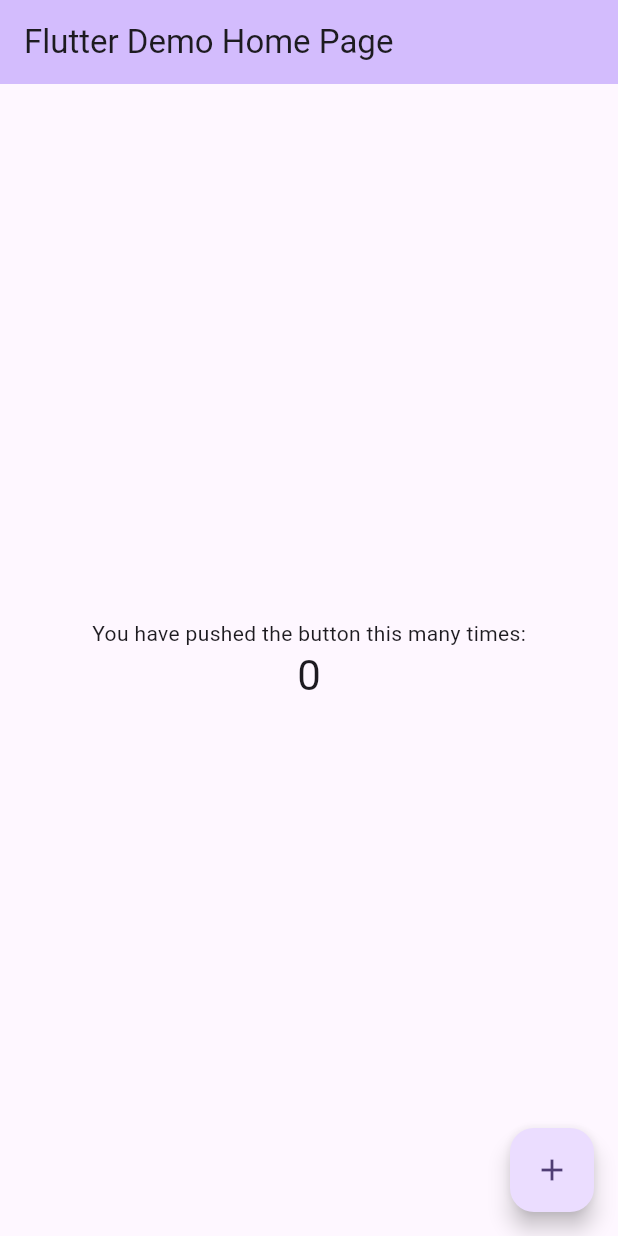
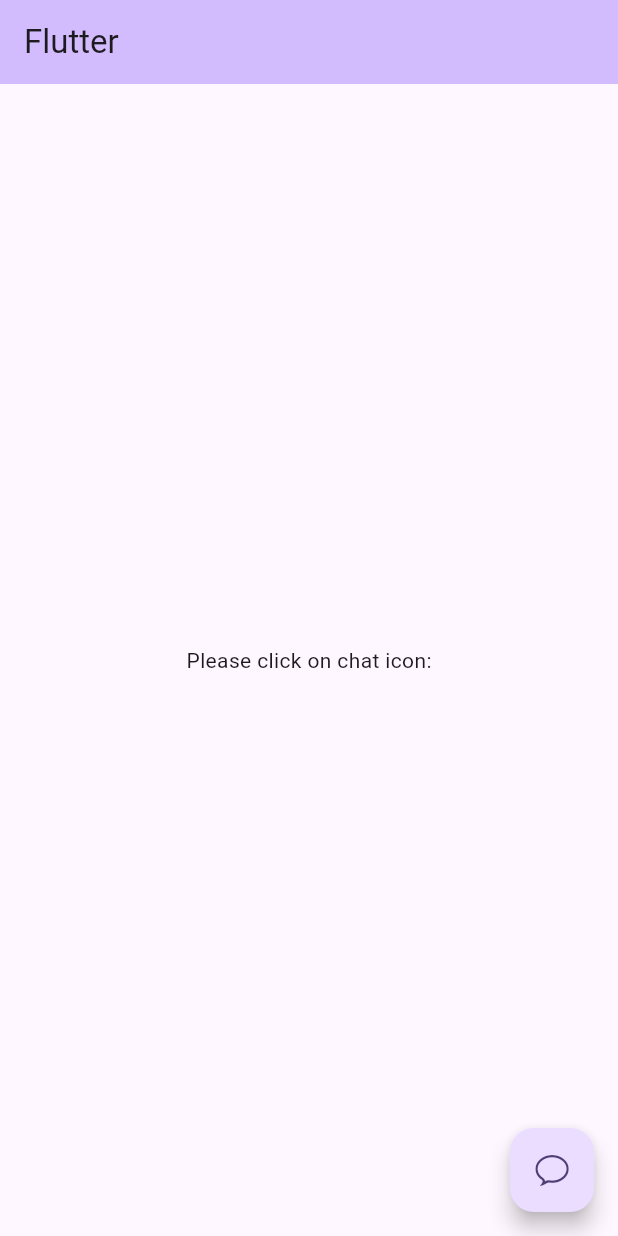
Before and after one commit to AnsarAli412/flutter_chatGPT, a Flutter app: the screen it shows after launch, on a phone screen of 412 x 824 dp. Run offline on Flutter 3.47's test engine with Material 2 defaults, Android fonts, the phone set to English and light mode, and no system bars; missing offline and left inert: kommunicate_flutter.

Commit message:
chat bot implemented

```diff
--- a/lib/main.dart
+++ b/lib/main.dart
@@ -1,4 +1,6 @@
+import 'package:flutter/cupertino.dart';
 import 'package:flutter/material.dart';
+import 'package:kommunicate_flutter/kommunicate_flutter.dart';
 
 void main() {
   runApp(const MyApp());
@@ -11,7 +13,7 @@ class MyApp extends StatelessWidget {
   @override
   Widget build(BuildContext context) {
     return MaterialApp(
-      title: 'Flutter Demo',
+      title: 'Flutter ChatGPT',
       theme: ThemeData(
         // This is the theme of your application.
         //
@@ -31,7 +33,7 @@ class MyApp extends StatelessWidget {
         colorScheme: ColorScheme.fromSeed(seedColor: Colors.deepPurple),
         useMaterial3: true,
       ),
-      home: const MyHomePage(title: 'Flutter Demo Home Page'),
+      home: const MyHomePage(title: 'Flutter'),
     );
   }
 }
@@ -55,70 +57,45 @@ class MyHomePage extends StatefulWidget {
 }
 
 class _MyHomePageState extends State<MyHomePage> {
-  int _counter = 0;
 
-  void _incrementCounter() {
-    setState(() {
-      // This call to setState tells the Flutter framework that something has
-      // changed in this State, which causes it to rerun the build method below
-      // so that the display can reflect the updated values. If we changed
-      // _counter without calling setState(), then the build method would not be
-      // called again, and so nothing would appear to happen.
-      _counter++;
-    });
+  @override
+  void initState() {
+    super.initState();
+  }
+
+  startConversation()async{
+    try {
+      dynamic conversationObject = {
+        'appId': '3c71382300d529f1c9603448c7adb8efd'
+      };
+      var result = await KommunicateFlutterPlugin.buildConversation(conversationObject);
+      print("Conversation builder success : " + result.toString());
+    } on Exception catch (e) {
+      print("Conversation builder error occurred : " + e.toString());
+    }
   }
 
   @override
   Widget build(BuildContext context) {
-    // This method is rerun every time setState is called, for instance as done
-    // by the _incrementCounter method above.
-    //
-    // The Flutter framework has been optimized to make rerunning build methods
-    // fast, so that you can just rebuild anything that needs updating rather
-    // than having to individually change instances of widgets.
     return Scaffold(
       appBar: AppBar(
-        // TRY THIS: Try changing the color here to a specific color (to
-        // Colors.amber, perhaps?) and trigger a hot reload to see the AppBar
-        // change color while the other colors stay the same.
         backgroundColor: Theme.of(context).colorScheme.inversePrimary,
-        // Here we take the value from the MyHomePage object that was created by
-        // the App.build method, and use it to set our appbar title.
         title: Text(widget.title),
       ),
-      body: Center(
-        // Center is a layout widget. It takes a single child and positions it
-        // in the middle of the parent.
+      body: const Center(
         child: Column(
-          // Column is also a layout widget. It takes a list of children and
-          // arranges them vertically. By default, it sizes itself to fit its
-          // children horizontally, and tries to be as tall as its parent.
-          //
-          // Column has various properties to control how it sizes itself and
-          // how it positions its children. Here we use mainAxisAlignment to
-          // center the children vertically; the main axis here is the vertical
-          // axis because Columns are vertical (the cross axis would be
-          // horizontal).
-          //
-          // TRY THIS: Invoke "debug painting" (choose the "Toggle Debug Paint"
-          // action in the IDE, or press "p" in the console), to see the
-          // wireframe for each widget.
           mainAxisAlignment: MainAxisAlignment.center,
           children: <Widget>[
-            const Text(
-              'You have pushed the button this many times:',
-            ),
             Text(
-              '$_counter',
-              style: Theme.of(context).textTheme.headlineMedium,
+              'Please click on chat icon:',
             ),
           ],
         ),
       ),
       floatingActionButton: FloatingActionButton(
-        onPressed: _incrementCounter,
-        tooltip: 'Increment',
-        child: const Icon(Icons.add),
+        onPressed: startConversation,
+        tooltip: 'Chat Bot',
+        child: const Icon(CupertinoIcons.chat_bubble),
       ), // This trailing comma makes auto-formatting nicer for build methods.
     );
   }
--- a/pubspec.yaml
+++ b/pubspec.yaml
@@ -35,6 +35,7 @@ dependencies:
   # The following adds the Cupertino Icons font to your application.
   # Use with the CupertinoIcons class for iOS style icons.
   cupertino_icons: ^1.0.2
+  kommunicate_flutter: ^1.6.4
 
 dev_dependencies:
   flutter_test:
```
Also changed, not shown: pubspec.lock, 2 other files.
